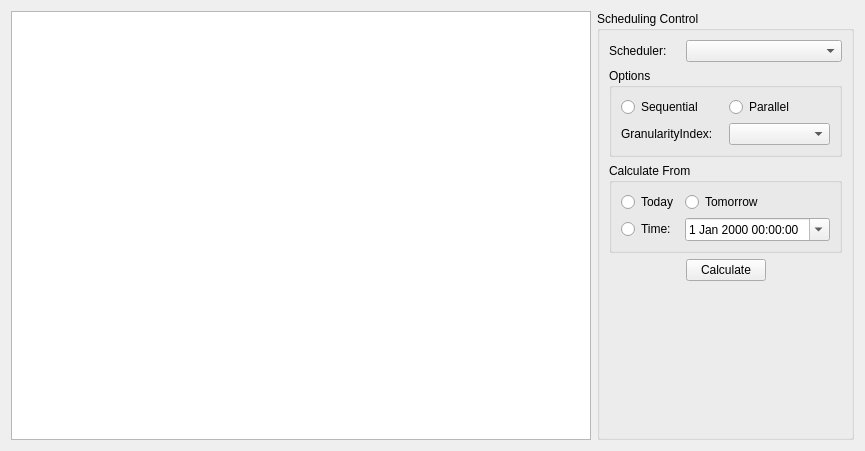
The window that src/portfolio/SchedulingView.ui (KDE/calligraplan) describes before a commit, drawn with Qt 5.
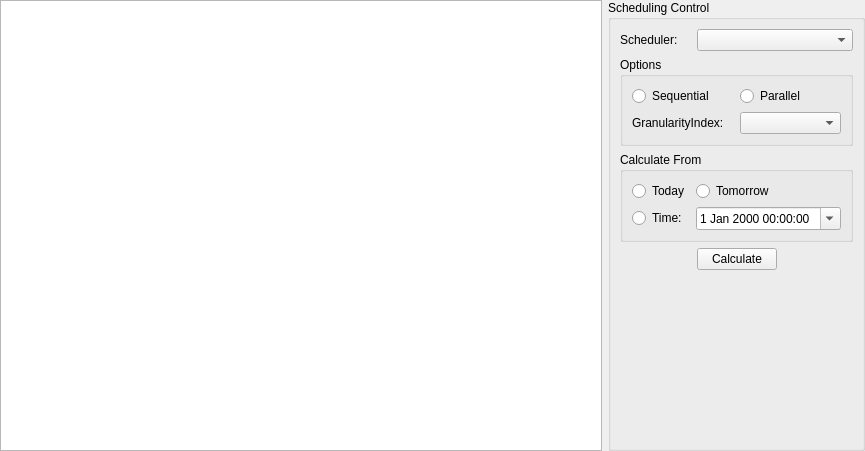
The same window after the commit. Icons and pictures are not drawn.

Commit message: Portfolio SchedulingView: Fix layout

The edit to the form file:
```diff
--- a/src/portfolio/SchedulingView.ui
+++ b/src/portfolio/SchedulingView.ui
@@ -20,6 +20,18 @@
    <string/>
   </property>
   <layout class="QHBoxLayout" name="horizontalLayout">
+   <property name="leftMargin">
+    <number>0</number>
+   </property>
+   <property name="topMargin">
+    <number>0</number>
+   </property>
+   <property name="rightMargin">
+    <number>0</number>
+   </property>
+   <property name="bottomMargin">
+    <number>0</number>
+   </property>
    <item>
     <widget class="QTreeView" name="schedulingView">
      <property name="contextMenuPolicy">
```
